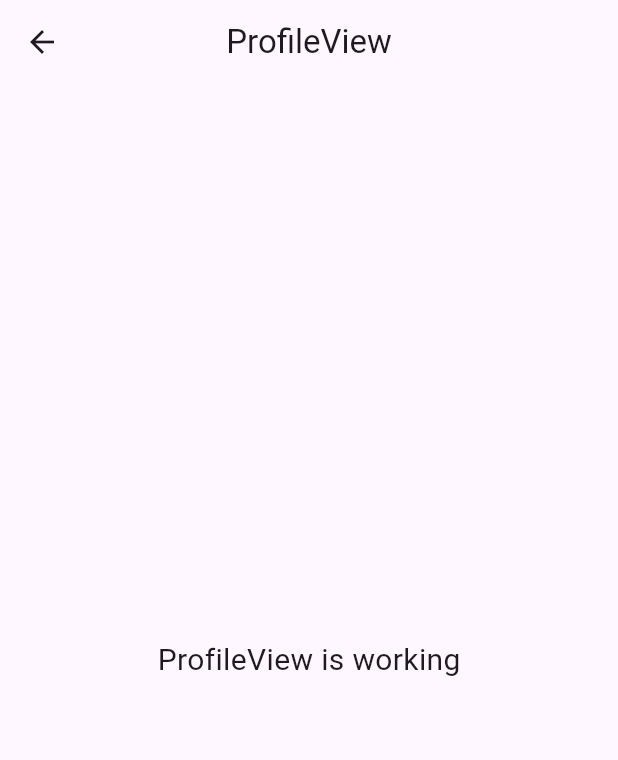
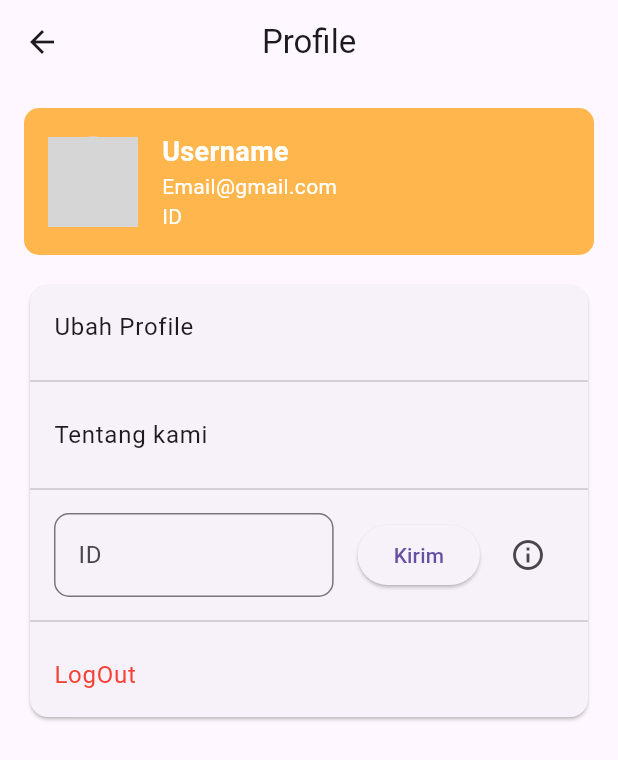
Before and after one commit to maechel11/PM2-CatatanKeuangan, a Flutter app: the ProfileView screen opened by its route, on a phone screen of 412 x 824 dp. Shown: the top 760 px of the screen. Run offline on Flutter 3.47's test engine with Material 3 defaults, Android fonts, the phone set to English and light mode, and no system bars; our stand-ins replace cloud_firestore, firebase_auth, firebase_core, get; accounts and stored records are empty; network calls fail; grey boxes are pictures that could not be loaded.

Commit message:
Membuat halaman profile

```diff
--- a/lib/app/modules/profile/views/profile_view.dart
+++ b/lib/app/modules/profile/views/profile_view.dart
@@ -1,24 +1,164 @@
+// Suggested code may be subject to a license. Learn more: ~LicenseLog:3617287351.
 import 'package:flutter/material.dart';
-
 import 'package:get/get.dart';
-
 import '../controllers/profile_controller.dart';
 
 class ProfileView extends GetView<ProfileController> {
   const ProfileView({super.key});
+
   @override
   Widget build(BuildContext context) {
     return Scaffold(
       appBar: AppBar(
-        title: const Text('ProfileView'),
+        title: const Text('Profile'),
+        leading: IconButton(
+          icon: const Icon(Icons.arrow_back),
+          onPressed: () {
+            Get.back(); // Kembali ke halaman sebelumnya
+          },
+        ),
         centerTitle: true,
       ),
-      body: const Center(
-        child: Text(
-          'ProfileView is working',
-          style: TextStyle(fontSize: 20),
+      body: SingleChildScrollView(
+        child: Padding(
+          padding: const EdgeInsets.all(16.0),
+          child: Column(
+            children: [
+              // Header Profile
+              Container(
+                padding: const EdgeInsets.all(16.0),
+                decoration: BoxDecoration(
+                  color: Colors.orange.shade300,
+                  borderRadius: BorderRadius.circular(10),
+                ),
+                child: Row(
+                  children: [
+                    CircleAvatar(
+                      backgroundImage: NetworkImage(
+                          'https://via.placeholder.com/150'), // Ganti URL dengan gambar profil
+                      radius: 30,
+                    ),
+                    const SizedBox(width: 16),
+                    Column(
+                      crossAxisAlignment: CrossAxisAlignment.start,
+                      children: const [
+                        Text(
+                          'Username',
+                          style: TextStyle(
+                            fontSize: 18,
+                            fontWeight: FontWeight.bold,
+                            color: Colors.white,
+                          ),
+                        ),
+                        Text(
+                          'Email@gmail.com',
+                          style: TextStyle(
+                            color: Colors.white,
+                          ),
+                        ),
+                        Text(
+                          'ID',
+                          style: TextStyle(
+                            color: Colors.white,
+                          ),
+                        ),
+                      ],
+                    ),
+                  ],
+                ),
+              ),
+              const SizedBox(height: 16),
+              // Menu Options
+              Card(
+                child: Column(
+                  children: [
+                    ListTile(
+                      title: const Text('Ubah Profile'),
+                      onTap: () {
+                        // Implementasi navigasi ke halaman Ubah Profile
+                      },
+                    ),
+                    const Divider(),
+                    ListTile(
+                      title: const Text('Tentang kami'),
+                      onTap: () {
+                        // Implementasi navigasi ke halaman Tentang Kami
+                      },
+                    ),
+                    const Divider(),
+                    Padding(
+                      padding: const EdgeInsets.symmetric(
+                          horizontal: 16.0, vertical: 8.0),
+                      child: Row(
+                        children: [
+                          Expanded(
+                            child: TextField(
+                              decoration: InputDecoration(
+                                labelText: 'ID',
+                                border: OutlineInputBorder(
+                                  borderRadius: BorderRadius.circular(10),
+                                ),
+                              ),
+                            ),
+                          ),
+                          const SizedBox(width: 16),
+                          ElevatedButton(
+                            onPressed: () {
+                              // Implementasi tombol Kirim
+                            },
+                            child: const Text('Kirim'),
+                          ),
+                          const SizedBox(width: 8),
+                          IconButton(
+                            icon: const Icon(Icons.info_outline),
+                            onPressed: () {
+                              _showInfoDialog(context);
+                            },
+                          ),
+                        ],
+                      ),
+                    ),
+                    const Divider(),
+                    ListTile(
+                      title: const Text(
+                        'LogOut',
+                        style: TextStyle(color: Colors.red),
+                      ),
+                      onTap: () {
+                        // Implementasi tombol LogOut
+                      },
+                    ),
+                  ],
+                ),
+              ),
+            ],
+          ),
         ),
       ),
     );
   }
+
+  void _showInfoDialog(BuildContext context) {
+    showDialog(
+      context: context,
+      builder: (context) => AlertDialog(
+        backgroundColor: Colors.orange.shade200,
+        title: const Text(
+          'Info',
+          style: TextStyle(fontWeight: FontWeight.bold),
+        ),
+        content: const Text(
+          'Fitur ID Bergabung, Anda dapat terhubung dengan anggota keluarga lain untuk mencatat dan mengelola keuangan bersama. Cukup masukkan ID yang diberikan oleh keluarga atau grup Anda, dan Anda akan langsung terhubung ke catatan mereka.',
+        ),
+        actions: [
+          TextButton(
+            onPressed: () {
+              Navigator.of(context).pop();
+            },
+            child: const Text('Kembali'),
+          ),
+        ],
+      ),
+    );
+  }
 }
```
